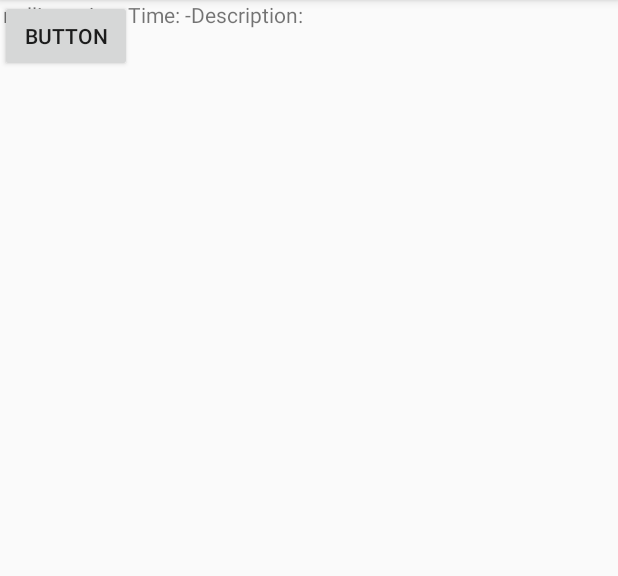
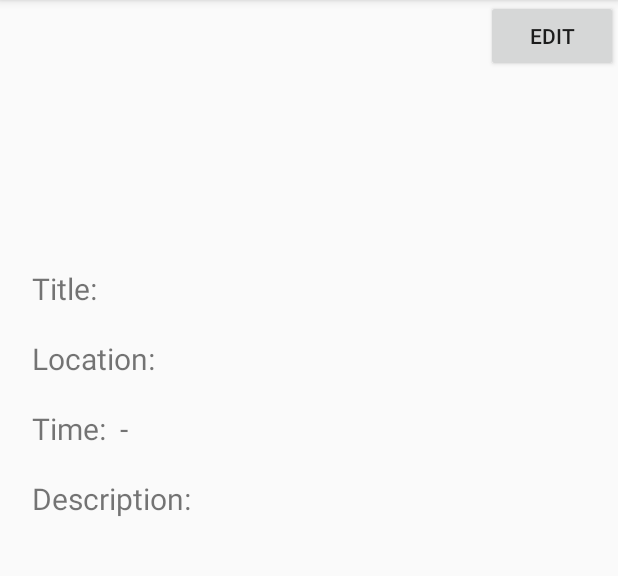
Before and after one commit to Etzernal/Java-1D, an Android app: the ViewEntry screen opened directly, with no data from a screen before it, on a phone screen of 412 x 824 dp, the part 84-660 px from its top. Run offline under Robolectric (Android 15) with nearby library versions, the light colour scheme and no system bars; libraries missing offline, so code that uses them is left out: net.fortuna.ical4j.

Commit message:
it works but it ugly

```diff
--- a/Java_1D/app/src/main/java/com/example/java_1d/HomeFragment.java
+++ b/Java_1D/app/src/main/java/com/example/java_1d/HomeFragment.java
@@ -344,11 +344,14 @@ public class HomeFragment extends Fragment {
         constraintSet.connect(infoDisplay.getId(), ConstraintSet.LEFT, thumbnail.getId(), ConstraintSet.RIGHT);
         constraintSet.applyTo(constraintLayout);
 
-        // TODO: on-click bring up a list of
+
         constraintLayout.setOnClickListener(new View.OnClickListener() {
             @Override
             public void onClick(View v) {
                 Log.i("myLog", String.format("Direct to entry editing page with ID <%s> ", k));
+                Intent intent = new Intent(getContext(), ViewEntry.class);
+                intent.putExtra("id", k);
+                startActivity(intent);
             }
         });
 
--- a/Java_1D/app/src/main/java/com/example/java_1d/ViewEntry.java
+++ b/Java_1D/app/src/main/java/com/example/java_1d/ViewEntry.java
@@ -13,7 +13,7 @@ import net.fortuna.ical4j.model.property.Description;
 
 public class ViewEntry extends AppCompatActivity {
 
-    private static final int GET_VIEW_ENTRY = 400;
+    private static final int GET_VIEW_ENTRY = 500;
     private Button editBtn;
     private String spid;  // SharedPreferences ID
     private String toDisplay;
@@ -25,6 +25,7 @@ public class ViewEntry extends AppCompatActivity {
 
     //shared pref
     public void displayInfo(){
+        toDisplay="";
         SharedPreferences mypref= getSharedPreferences(spid, 0);
         if (mypref!=null){
             String title = mypref.getString("title", "");
@@ -34,10 +35,10 @@ public class ViewEntry extends AppCompatActivity {
             String fromTime = mypref.getString("fromTime", "");
             String toTime = mypref.getString("toTime", "");
             String desc=mypref.getString("description","");
-            toDisplay+=title;
-            toDisplay+="Location: "+location;
-            toDisplay+="Time: "+fromTime+"-"+toTime;
-            toDisplay+="Description: "+desc;
+            toDisplay+="Title:  "+title+"\n\n";
+            toDisplay+="Location:  "+location+"\n\n";
+            toDisplay+="Time:  "+fromTime+"-"+toTime+"\n\n";
+            toDisplay+="Description:  "+desc;
 
 
         }
@@ -45,6 +46,7 @@ public class ViewEntry extends AppCompatActivity {
 
     @Override
     protected void onCreate(Bundle savedInstanceState) {
+        spid=getIntent().getStringExtra("id");
         super.onCreate(savedInstanceState);
         setContentView(R.layout.activity_view_entry);
         displayInfo();
@@ -61,12 +63,12 @@ public class ViewEntry extends AppCompatActivity {
         });
     }
 
-    @Override
-    protected void onActivityResult(int requestCode, int resultCode, Intent data) {
-        super.onActivityResult(requestCode, resultCode, data);
-        if (requestCode == GET_VIEW_ENTRY && resultCode == RESULT_OK){
-            spid = data.getStringExtra("id");  // this is the SP id
-
-        }
-    }
+//    @Override
+//    protected void onActivityResult(int requestCode, int resultCode, Intent data) {
+//        super.onActivityResult(requestCode, resultCode, data);
+//        if (requestCode == GET_VIEW_ENTRY && resultCode == RESULT_OK){
+//            spid = data.getStringExtra("id");  // this is the SP id
+//
+//        }
+//    }
 }
--- a/Java_1D/app/src/main/res/layout/activity_view_entry.xml
+++ b/Java_1D/app/src/main/res/layout/activity_view_entry.xml
@@ -9,16 +9,18 @@
 
     <TextView
         android:id="@+id/information"
-        android:layout_width="410dp"
-        android:layout_height="508dp"
+        android:layout_width="370dp"
+        android:layout_height="589dp"
+        android:textSize="20dp"
+        app:layout_constraintBottom_toBottomOf="parent"
         app:layout_constraintEnd_toEndOf="parent"
-        tools:layout_editor_absoluteY="82dp" />
+        app:layout_constraintStart_toStartOf="parent" />
 
     <Button
         android:id="@+id/editButton"
         android:layout_width="wrap_content"
         android:layout_height="wrap_content"
-        android:text="Button"
-        tools:layout_editor_absoluteX="320dp"
-        tools:layout_editor_absoluteY="5dp"/>
+        android:text="Edit"
+        app:layout_constraintEnd_toEndOf="parent"
+        tools:layout_editor_absoluteY="5dp" />
 </androidx.constraintlayout.widget.ConstraintLayout>
```
